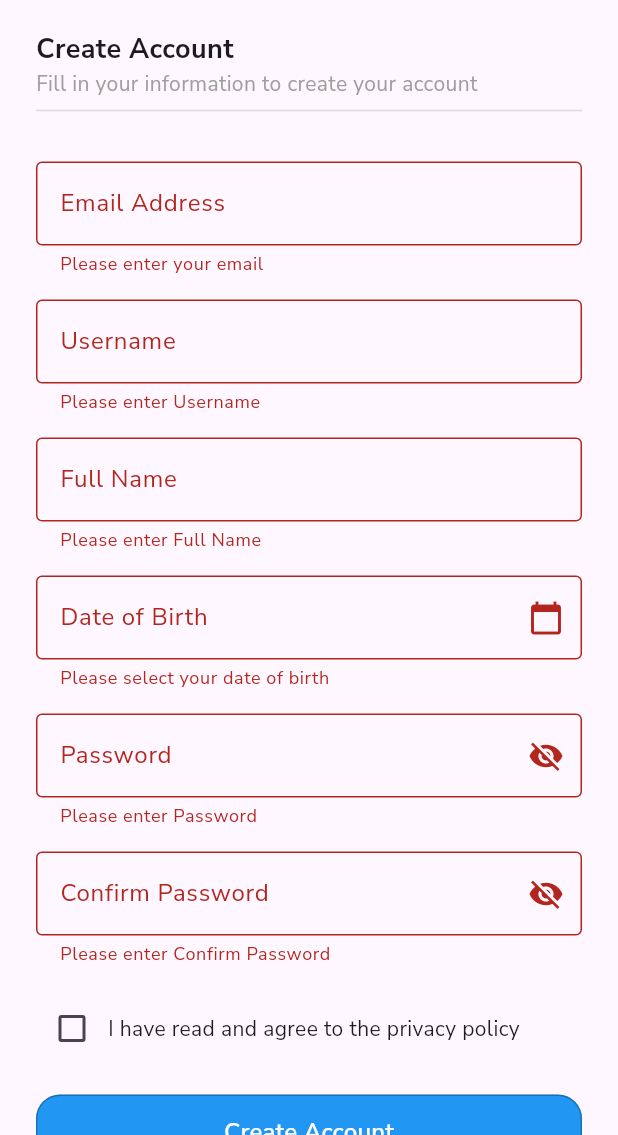
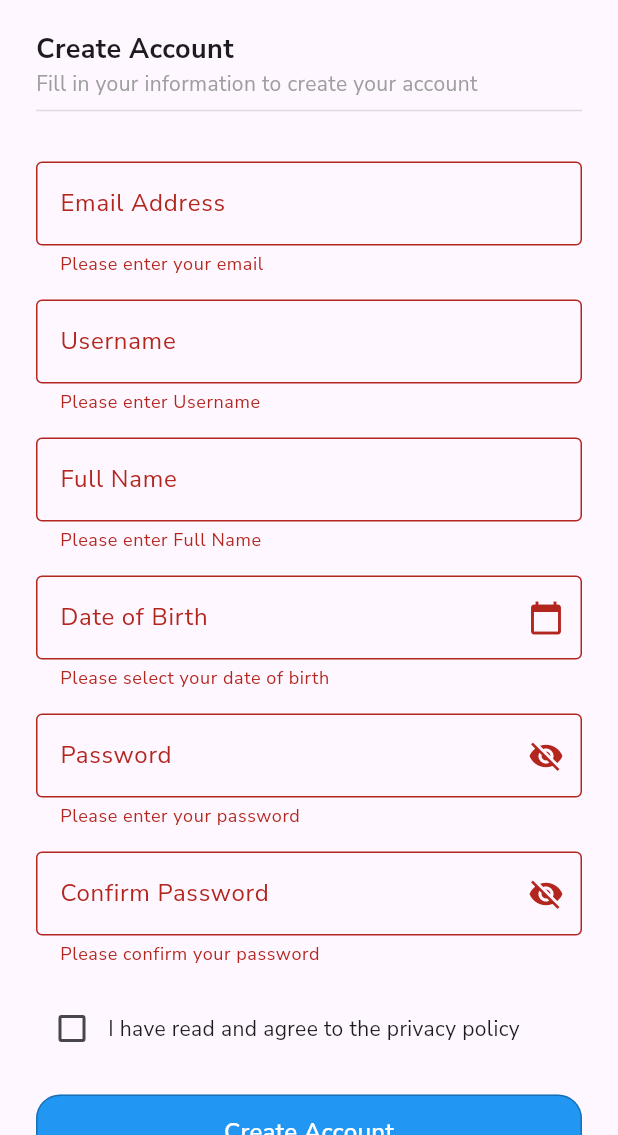
Before and after one commit to 015th/HCI-Project, a Flutter app: the RegisterScreen screen opened by its route, after a tap on "Create Account", on a phone screen of 412 x 824 dp, the part 101-1236 px from its top. Run offline on Flutter 3.47's test engine with Material 3 defaults, Android fonts, the phone set to English and light mode, and no system bars; our stand-ins replace cloud_firestore, firebase_auth, firebase_core, firebase_storage, google_fonts, image_picker and 1 more; accounts and stored records are empty.

Commit message:
RegEx added in Password

```diff
--- a/lib/pages/register.dart
+++ b/lib/pages/register.dart
@@ -101,11 +101,39 @@ class _RegisterScreenState extends State<RegisterScreen> {
                 _buildDateOfBirthField(),
 
                 // Password Field with Validation
-                _buildPasswordField("Password", _passwordController, false),
+                _buildPasswordField("Password", _passwordController, false,
+                  validator: (value) {
+                    if (value == null || value.isEmpty) {
+                      return "Please enter your password";
+                    }
+                    if (value.length < 7) {
+                      return "Password must be more than 6 characters";
+                    }
+                    if (!RegExp(r'^(?=.*[A-Z])(?=.*\d)(?=.*[!@#\$&*~]).{7,}$')
+                        .hasMatch(value)) {
+                      return "Password must include 1 capital letter, 1 symbol, and 1 number";
+                    }
+                    else{
+                      return null;
+                    }
+
+                  }),
 
                 // Confirm Password Field with Validation
                 _buildPasswordField(
-                    "Confirm Password", _confirmPasswordController, true),
+                  "Confirm Password",
+                  _confirmPasswordController,
+                  true,
+                  validator: (value) {
+                    if (value == null || value.isEmpty) {
+                      return "Please confirm your password";
+                    }
+                    if (value != _passwordController.text) {
+                      return "Passwords do not match";
+                    }
+                    return null;
+                  },
+                ),
 
                 const SizedBox(height: 10),
 
@@ -219,13 +247,17 @@ class _RegisterScreenState extends State<RegisterScreen> {
 
   // Password Field with Visibility Toggle and Validation
   Widget _buildPasswordField(
-      String label, TextEditingController controller, bool isConfirm) {
+      String label, TextEditingController controller, bool isConfirm, {
+        String? Function(String?)? validator, //  accept validator as a parameter
+}) {
+
     return Padding(
       padding: const EdgeInsets.symmetric(vertical: 8),
       child: TextFormField(
         controller: controller,
         obscureText:
             isConfirm ? !_isConfirmPasswordVisible : !_isPasswordVisible,
+            autovalidateMode: AutovalidateMode.onUserInteraction,
         decoration: InputDecoration(
           labelText: label,
           border: OutlineInputBorder(),
@@ -250,16 +282,7 @@ class _RegisterScreenState extends State<RegisterScreen> {
             },
           ),
         ),
-        validator: (value) {
-          if (value!.isEmpty) return "Please enter $label";
-          if (!isConfirm && value.length < 6) {
-            return "Password must be at least 6 characters";
-          }
-          if (isConfirm && value != _passwordController.text) {
-            return "Passwords do not match";
-          }
-          return null;
-        },
+        validator: validator,
       ),
     );
   }
```
Also changed, not shown: lib/pages/settings.dart (+37 -23 lines).
